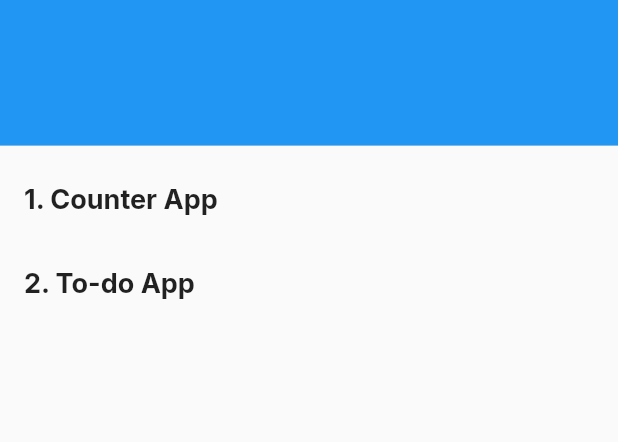
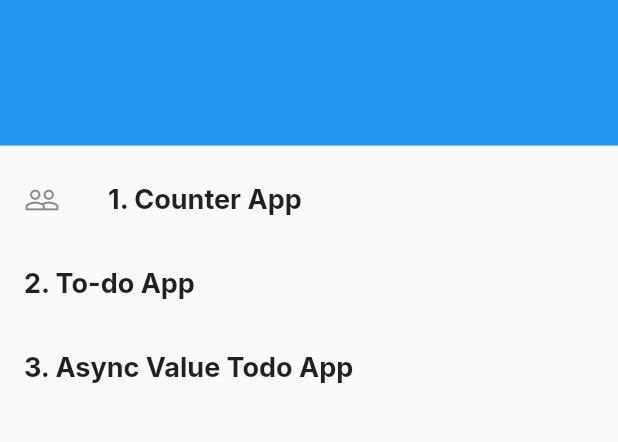
Before and after one commit to anubhavbagri/Riverpod-Essentials, a Flutter app: the screen it shows after launch, on a phone screen of 412 x 824 dp, the part 96-538 px from its top. Run offline on Flutter 3.47's test engine with Material 2 defaults, Android fonts, the phone set to English and light mode, and no system bars; our stand-ins replace flutter_riverpod, google_fonts.

Commit message:
feat: add async vales todo app

```diff
--- a/lib/main.dart
+++ b/lib/main.dart
@@ -1,6 +1,7 @@
 import 'package:flutter/material.dart';
 import 'package:flutter_riverpod/flutter_riverpod.dart';
 import 'package:google_fonts/google_fonts.dart';
+import 'package:riverpod_essentials/async_value/todo_async_page.dart';
 import 'package:riverpod_essentials/counter_app_three_ways/counter_page.dart';
 import 'package:riverpod_essentials/reading_providers/todo_page.dart';
 
@@ -71,6 +72,7 @@ class Home extends StatelessWidget {
                   fontWeight: FontWeight.bold,
                 ),
               ),
+              leading: Icon(Icons.people_outline),
               onTap: () {
                 Navigator.push(
                   context,
@@ -96,6 +98,23 @@ class Home extends StatelessWidget {
                   ),
                 );
               },
+            ),
+            ListTile(
+              title: const Text(
+                '3. Async Value Todo App',
+                style: TextStyle(
+                  fontSize: 18,
+                  fontWeight: FontWeight.bold,
+                ),
+              ),
+              onTap: () {
+                Navigator.push(
+                  context,
+                  MaterialPageRoute(
+                    builder: (context) => const TodoAsyncPage(),
+                  ),
+                );
+              },
             )
           ],
         ),
```
